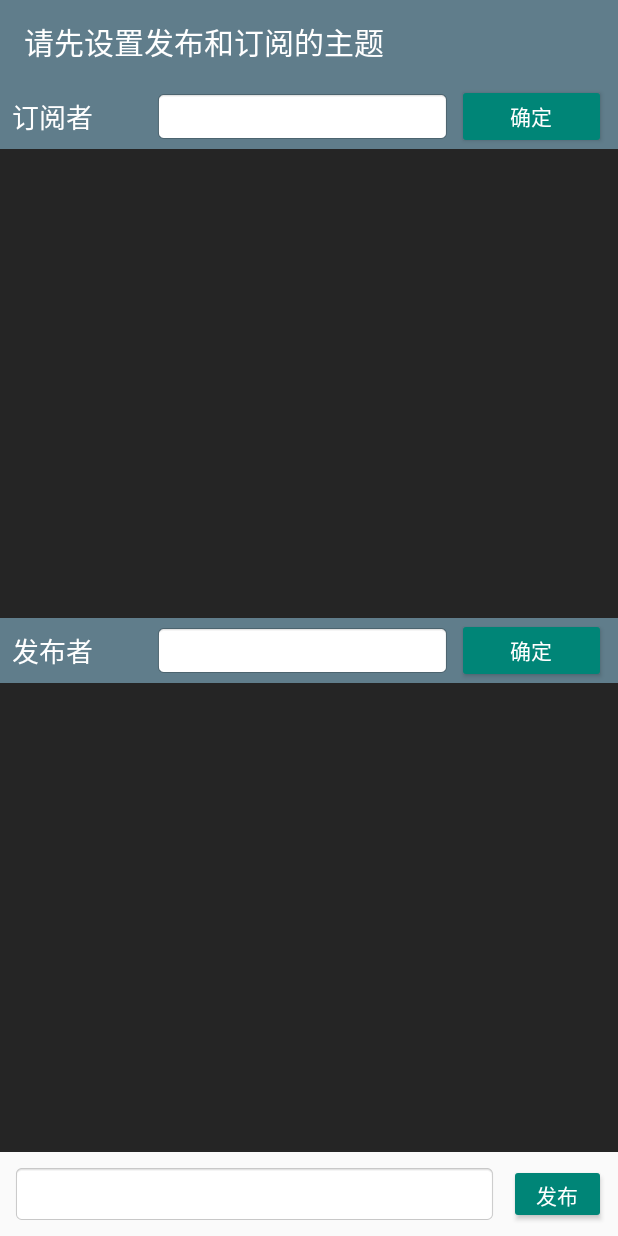
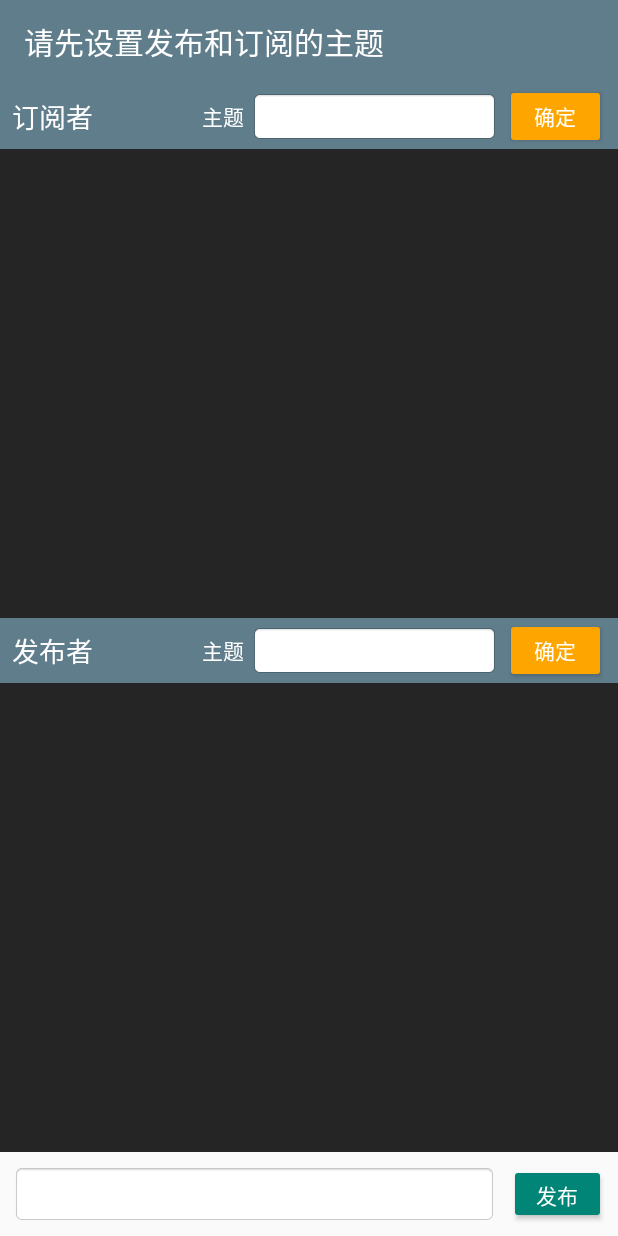
Before and after one commit to zhaowanjun/MqttTest, an Android app: the layout content_communicate.xml on its own in the app's theme, with its tools: preview values and no code run, on a phone screen of 412 x 824 dp. Run offline under Robolectric (Android 15) with nearby library versions, the phone set to English and light mode, and no system bars.

Commit message:
调整UI

```diff
--- a/app/src/main/res/layout/content_communicate.xml
+++ b/app/src/main/res/layout/content_communicate.xml
@@ -25,21 +25,32 @@
             android:orientation="horizontal">
             <TextView
                 android:layout_width="0dp"
-                android:layout_weight="1"
+                android:layout_weight="2"
                 android:layout_height="wrap_content"
                 android:text="@string/subscriber"
                 android:textColor="@color/white"
                 android:textSize="@dimen/text_m"
                 android:padding="@dimen/content_margin"/>
 
+            <LinearLayout
+                android:layout_width="0dp"
+                android:layout_weight="3"
+                android:layout_height="match_parent">
+                <TextView
+                    android:layout_width="wrap_content"
+                    android:layout_height="match_parent"
+                    android:gravity="center"
+                    android:textColor="@color/white"
+                    android:text="@string/topic"/>
                 <EditText
                     android:id="@+id/et_sub_topic"
-                android:layout_width="0dp"
-                android:layout_weight="2"
+                    android:layout_width="match_parent"
                     android:layout_height="match_parent"
                     android:layout_gravity="center"
                     android:layout_margin="@dimen/edit_text_margin"
-                android:background="@android:drawable/editbox_background_normal" />
+                    android:background="@android:drawable/editbox_background_normal"
+                    android:textColor="@color/warning"/>
+            </LinearLayout>
 
             <FrameLayout
                 android:layout_width="0dp"
@@ -48,29 +59,14 @@
                 android:layout_marginEnd="@dimen/content_margin"
                 android:layout_marginRight="@dimen/button_margin">
                 <Button
-                    android:id="@+id/btn_sub_ok"
+                    android:id="@+id/btn_sub_topic_ok"
                     android:layout_width="match_parent"
                     android:layout_height="match_parent"
                     android:gravity="center"
                     android:layout_gravity="center"
-                    android:backgroundTint="@color/colorPrimary"
+                    android:backgroundTint="@color/warning"
                     android:text="@string/ok"
                     android:textColor="@android:color/white"/>
-                <ImageView
-                    android:visibility="gone"
-                    android:id="@+id/iv_sub_topic_success"
-                    android:layout_width="wrap_content"
-                    android:layout_height="wrap_content"
-                    android:layout_gravity="center"
-                    android:src="@drawable/ok"/>
-
-                <ImageView
-                    android:visibility="gone"
-                    android:id="@+id/iv_sub_topic_fail"
-                    android:layout_width="wrap_content"
-                    android:layout_height="wrap_content"
-                    android:layout_gravity="center"
-                    android:src="@drawable/alert"/>
 
                 <ProgressBar
                     android:visibility="gone"
@@ -102,54 +98,49 @@
             android:orientation="horizontal">
             <TextView
                 android:layout_width="0dp"
-                android:layout_weight="1"
+                android:layout_weight="2"
                 android:layout_height="wrap_content"
                 android:text="@string/publisher"
                 android:textColor="@color/white"
                 android:textSize="@dimen/text_m"
                 android:padding="@dimen/content_margin"/>
 
+            <LinearLayout
+                android:layout_width="0dp"
+                android:layout_weight="3"
+                android:layout_height="match_parent">
+                <TextView
+                    android:layout_width="wrap_content"
+                    android:layout_height="match_parent"
+                    android:gravity="center"
+                    android:textColor="@color/white"
+                    android:text="@string/topic"/>
                 <EditText
                     android:id="@+id/et_pub_topic"
-                android:layout_width="0dp"
-                android:layout_weight="2"
+                    android:layout_width="match_parent"
                     android:layout_height="match_parent"
                     android:layout_gravity="center"
                     android:layout_margin="@dimen/edit_text_margin"
-                android:background="@android:drawable/editbox_background_normal" />
+                    android:background="@android:drawable/editbox_background_normal"
+                    android:textColor="@color/warning"/>
+            </LinearLayout>
 
             <FrameLayout
                 android:layout_width="0dp"
+                android:layout_weight="1"
                 android:layout_height="match_parent"
                 android:layout_marginEnd="@dimen/content_margin"
-                android:layout_marginRight="@dimen/button_margin"
-                android:layout_weight="1">
+                android:layout_marginRight="@dimen/button_margin">
 
                 <Button
-                    android:id="@+id/btn_pub_ok"
+                    android:id="@+id/btn_pub_topic_ok"
                     android:layout_width="match_parent"
                     android:layout_height="match_parent"
                     android:layout_gravity="center"
-                    android:backgroundTint="@color/colorPrimary"
+                    android:backgroundTint="@color/warning"
                     android:gravity="center"
                     android:text="@string/ok"
                     android:textColor="@android:color/white" />
-
-                <ImageView
-                    android:id="@+id/iv_pub_topic_success"
-                    android:layout_width="wrap_content"
-                    android:layout_height="wrap_content"
-                    android:layout_gravity="center"
-                    android:src="@drawable/ok"
-                    android:visibility="gone" />
-
-                <ImageView
-                    android:id="@+id/iv_pub_topic_fail"
-                    android:layout_width="wrap_content"
-                    android:layout_height="wrap_content"
-                    android:layout_gravity="center"
-                    android:src="@drawable/alert"
-                    android:visibility="gone" />
 
                 <ProgressBar
                     android:id="@+id/pb_pub_topic"
--- a/app/src/main/res/layout/content_connect.xml
+++ b/app/src/main/res/layout/content_connect.xml
@@ -38,7 +38,7 @@
                     android:layout_width="wrap_content"
                     android:layout_height="wrap_content"
                     android:layout_gravity="center"
-                    android:src="@drawable/ok"/>
+                    android:src="@drawable/pass"/>
 
                 <ImageView
                     android:visibility="gone"
@@ -46,7 +46,7 @@
                     android:layout_width="wrap_content"
                     android:layout_height="wrap_content"
                     android:layout_gravity="center"
-                    android:src="@drawable/alert"/>
+                    android:src="@drawable/error"/>
 
                 <ProgressBar
                     android:visibility="gone"
--- a/app/src/main/res/values/colors.xml
+++ b/app/src/main/res/values/colors.xml
@@ -8,7 +8,7 @@
     <color name="accent">#607D8B</color>
     <color name="light_dark">#252525</color>
     <color name="white">#ffffff</color>
-    <color name="blue">#00BCD4</color>
+    <color name="blue">#00BCD4</color>al
     <color name="success">#37a43e</color>
     <color name="success_dark">#319337</color>
     <color name="error">#FF0000</color>
```
Also changed, not shown: app/src/main/java/com/zwj/mqtt_test/MainActivity.java (+69 -18 lines), app/src/main/res/drawable/alert.png, app/src/main/res/drawable/error.png (added), app/src/main/res/drawable/ok.png, app/src/main/res/drawable/pass.png (added). Lines whose indentation alone changed are shown as unchanged.
